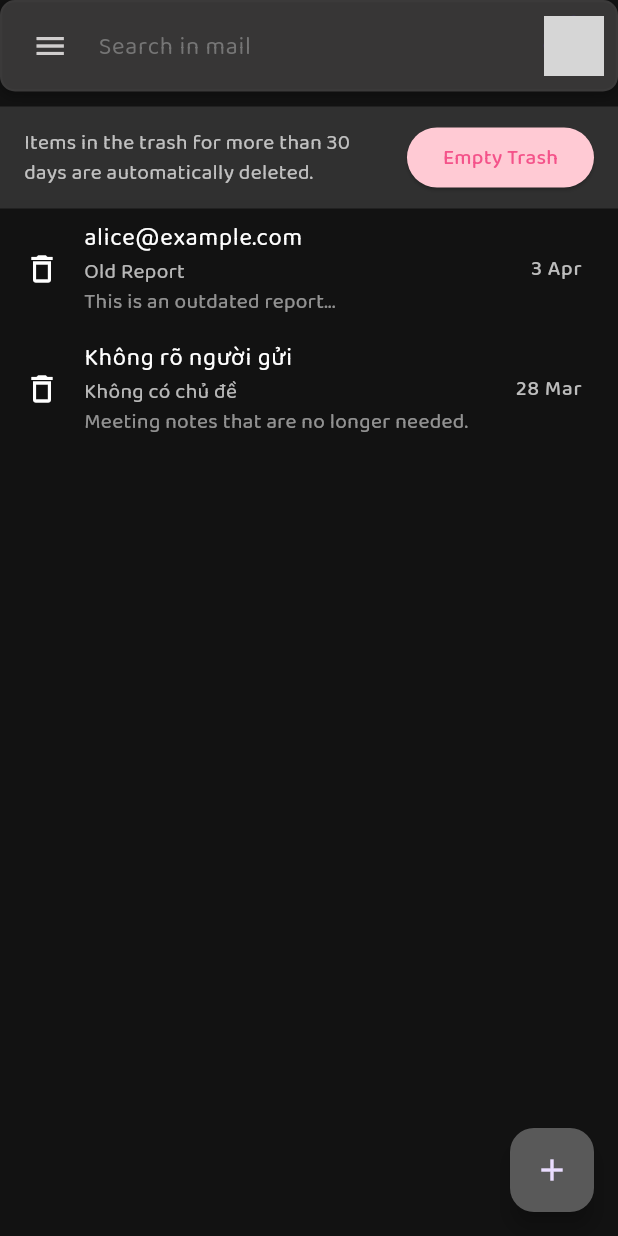
After one commit to rstzsy/GmailProject, a Flutter app: the TrashPage screen opened directly, on a phone screen of 412 x 824 dp. The commit adds this screen. Run offline on Flutter 3.47's test engine with Material 3 defaults, Android fonts, the phone set to English and light mode, and no system bars; our stand-ins replace font_awesome_flutter, image_picker; network calls fail; grey boxes are pictures that could not be loaded.

Commit message:
done trash page

```diff
--- a/gmail_project/lib/components/menu_drawer.dart
+++ b/gmail_project/lib/components/menu_drawer.dart
@@ -3,6 +3,7 @@ import 'package:gmail_project/pages/starred_page.dart';
 import 'package:gmail_project/pages/inbox_page.dart';
 import 'package:gmail_project/pages/sent_page.dart';
 import 'package:gmail_project/pages/draft_page.dart';
+import 'package:gmail_project/pages/trash_page.dart';
 
 
 // ignore: use_key_in_widget_constructors
@@ -132,6 +133,12 @@ class MenuDrawer extends StatelessWidget {
                       MaterialPageRoute(builder: (context) => const DraftPage()),
                     );
                   }
+                  else if (item["title"] == "Bin") {
+                    Navigator.push(
+                      context,
+                      MaterialPageRoute(builder: (context) => const TrashPage()),
+                    );
+                  }
                 },
                 tileColor: item["highlight"] == true ? Colors.redAccent.withOpacity(0.2) : null,
                 shape: RoundedRectangleBorder(borderRadius: BorderRadius.circular(8)),
--- /dev/null
+++ b/gmail_project/lib/pages/trash_page.dart
@@ -0,0 +1,192 @@
+import 'package:flutter/material.dart';
+import '../components/search.dart';
+import '../components/menu_drawer.dart';
+import 'composeEmail_page.dart';
+
+class TrashPage extends StatefulWidget {
+  const TrashPage({super.key});
+
+  @override
+  State<TrashPage> createState() => _TrashPageState();
+}
+
+class _TrashPageState extends State<TrashPage> {
+  final GlobalKey<ScaffoldState> _scaffoldKey = GlobalKey<ScaffoldState>();
+
+  List<Map<String, dynamic>> trashItems = [
+    {
+      "id": 1,
+      "sender": "alice@example.com",
+      "subject": "Old Report",
+      "content": "This is an outdated report...",
+      "date": "3 Apr"
+    },
+    {
+      "id": 2,
+      "sender": "",
+      "subject": "",
+      "content": "Meeting notes that are no longer needed.",
+      "date": "28 Mar"
+    },
+  ];
+
+  void _clearTrash() async {
+    bool? confirm = await showDialog<bool>(
+      context: context,
+      builder: (context) => AlertDialog(
+        title: const Text("Confirmation", style: TextStyle(fontWeight: FontWeight.bold)),
+        content: const Text("Are you sure you want to empty the trash? This action cannot be undone."),
+        actions: [
+          TextButton(
+            onPressed: () => Navigator.of(context).pop(false),
+            child: const Text("Cancel"),
+          ),
+          TextButton(
+            onPressed: () => Navigator.of(context).pop(true),
+            child: const Text("Delete All", style: TextStyle(color: Colors.red)),
+          ),
+        ],
+      ),
+    );
+
+    if (confirm == true) {
+      setState(() {
+        trashItems.clear();
+      });
+    }
+  }
+
+
+  @override
+  Widget build(BuildContext context) {
+    return Scaffold(
+      key: _scaffoldKey,
+
+      drawer: MenuDrawer(),
+      appBar: PreferredSize(
+        preferredSize: const Size.fromHeight(65),
+        child: SafeArea(
+          child: Container(
+            decoration: BoxDecoration(
+              color: const Color.fromARGB(255, 55, 54, 54),
+              borderRadius: BorderRadius.circular(10),
+              border: Border.all(color: const Color.fromARGB(255, 59, 58, 58), width: 1.5),
+              boxShadow: const [BoxShadow(color: Colors.black26, blurRadius: 5, offset: Offset(0, 3))],
+            ),
+            child: Padding(
+              padding: const EdgeInsets.symmetric(horizontal: 8, vertical: 5),
+              child: Row(
+                children: [
+                  IconButton(
+                    icon: const Icon(Icons.menu, color: Color.fromARGB(221, 232, 229, 229)),
+                    onPressed: () => _scaffoldKey.currentState?.openDrawer(),
+                  ),
+                  const Expanded(child: Search()),
+                  const SizedBox(width: 10),
+                  const CircleAvatar(
+                    backgroundImage: NetworkImage('https://randomuser.me/api/portraits/men/4.jpg'),
+                    radius: 20,
+                  ),
+                ],
+              ),
+            ),
+          ),
+        ),
+      ),
+
+      body: Column(
+        children: [
+          const SizedBox(height: 10),
+          trashItems.isEmpty
+              ? Expanded(
+                  child: Center(
+                    child: Column(
+                      mainAxisSize: MainAxisSize.min,
+                      children: [
+                        Image.asset('assets/images/empty_trash.png', width: 150, height: 150),
+                        const SizedBox(height: 20),
+                        const Text("Nothing in Trash", style: TextStyle(color: Colors.white, fontSize: 16)),
+                      ],
+                    ),
+                  ),
+                )
+              : Expanded(
+                  child: Column(
+                    children: [
+                      Container(
+                        padding: const EdgeInsets.symmetric(horizontal: 16, vertical: 10),
+                        color: Colors.grey[850],
+                        child: Row(
+                          mainAxisAlignment: MainAxisAlignment.spaceBetween,
+                          children: [
+                            const Expanded(
+                              child: Text(
+                                "Items in the trash for more than 30 days are automatically deleted.",
+                                style: TextStyle(color: Colors.white70, fontSize: 14),
+                              ),
+                            ),
+                            const SizedBox(width: 10),
+                            ElevatedButton(
+                              onPressed: _clearTrash,
+                              style: ElevatedButton.styleFrom(
+                                backgroundColor: Color(0xFFffcad4),
+                              ),
+                              child: const Text("Empty Trash", style: TextStyle(color: Color(0xFFF4538A))),
+                            )
+                          ],
+                        ),
+                      ),
+                      Expanded(
+                        child: ListView.builder(
+                          itemCount: trashItems.length,
+                          itemBuilder: (context, index) {
+                            var item = trashItems[index];
+                            return ListTile(
+                              leading: const Icon(Icons.delete_outline, color: Colors.white),
+                              title: Text(
+                                item["sender"].isEmpty ? "Không rõ người gửi" : item["sender"],
+                                style: const TextStyle(color: Colors.white),
+                              ),
+                              subtitle: Column(
+                                crossAxisAlignment: CrossAxisAlignment.start,
+                                children: [
+                                  Text(
+                                    item["subject"].isEmpty ? "Không có chủ đề" : item["subject"],
+                                    style: const TextStyle(color: Colors.white70),
+                                  ),
+                                  Text(
+                                    item["content"],
+                                    style: const TextStyle(color: Colors.white54),
+                                    maxLines: 1,
+                                    overflow: TextOverflow.ellipsis,
+                                  ),
+                                ],
+                              ),
+                              trailing: Text(
+                                item["date"],
+                                style: TextStyle(color: Colors.grey[400], fontSize: 14),
+                              ),
+                            );
+                          },
+                        ),
+                      ),
+                    ],
+                  ),
+                ),
+        ],
+      ),
+
+      floatingActionButton: FloatingActionButton(
+        onPressed: () {
+          Navigator.push(
+            context,
+            MaterialPageRoute(builder: (context) => const ComposeEmailPage()),
+          );
+        },
+        child: const Icon(Icons.add),
+        backgroundColor: const Color.fromARGB(255, 89, 89, 89),
+      ),
+      backgroundColor: const Color(0xFF121212),
+    );
+  }
+}
--- a/gmail_project/pubspec.yaml
+++ b/gmail_project/pubspec.yaml
@@ -65,6 +65,7 @@ flutter:
     - assets/images/avatar.png
     - assets/images/empty_sent.png
     - assets/images/empty_draft.png
+    - assets/images/empty_trash.png
 
   fonts:
     - family: Baloo2
```
Also changed, not shown: gmail_project/assets/images/empty_trash.png (added).
